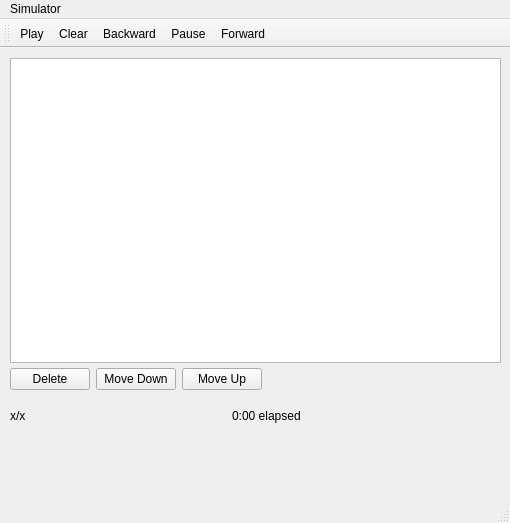
dongbu/painterRHIT, file BobRoss/CommandWindow.ui: the form before one commit.
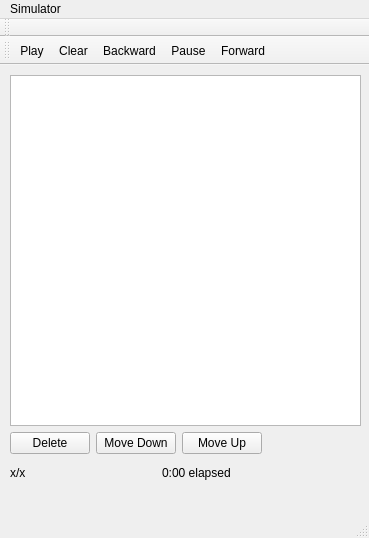
The form after the commit. Icons and pictures are not drawn.

Patch:
```diff
--- a/BobRoss/CommandWindow.ui
+++ b/BobRoss/CommandWindow.ui
@@ -6,8 +6,8 @@
    <rect>
     <x>0</x>
     <y>0</y>
-    <width>510</width>
-    <height>523</height>
+    <width>369</width>
+    <height>538</height>
    </rect>
   </property>
   <property name="windowTitle">
@@ -18,11 +18,16 @@
     <property name="geometry">
      <rect>
       <x>10</x>
-      <y>320</y>
-      <width>491</width>
-      <height>67</height>
+      <y>10</y>
+      <width>351</width>
+      <height>411</height>
      </rect>
     </property>
+    <layout class="QVBoxLayout" name="verticalLayout_2">
+     <item>
+      <widget class="QTableWidget" name="tableWidget"/>
+     </item>
+     <item>
     <layout class="QVBoxLayout" name="verticalLayout">
      <item>
       <layout class="QHBoxLayout" name="horizontalLayout_3">
@@ -107,16 +112,8 @@
       </layout>
      </item>
     </layout>
-   </widget>
-   <widget class="QTableWidget" name="tableWidget">
-    <property name="geometry">
-     <rect>
-      <x>10</x>
-      <y>10</y>
-      <width>491</width>
-      <height>305</height>
-     </rect>
-    </property>
+     </item>
+    </layout>
    </widget>
   </widget>
   <widget class="QMenuBar" name="menubar">
@@ -124,7 +121,7 @@
     <rect>
      <x>0</x>
      <y>0</y>
-     <width>510</width>
+     <width>369</width>
      <height>26</height>
     </rect>
    </property>
@@ -150,6 +147,17 @@
    </attribute>
    <attribute name="toolBarBreak">
     <bool>false</bool>
+   </attribute>
+  </widget>
+  <widget class="QToolBar" name="toolBar_2">
+   <property name="windowTitle">
+    <string>toolBar_2</string>
+   </property>
+   <attribute name="toolBarArea">
+    <enum>TopToolBarArea</enum>
+   </attribute>
+   <attribute name="toolBarBreak">
+    <bool>true</bool>
    </attribute>
    <addaction name="actionPlay"/>
    <addaction name="actionClear"/>
```
Lines whose indentation alone changed are shown as unchanged.
